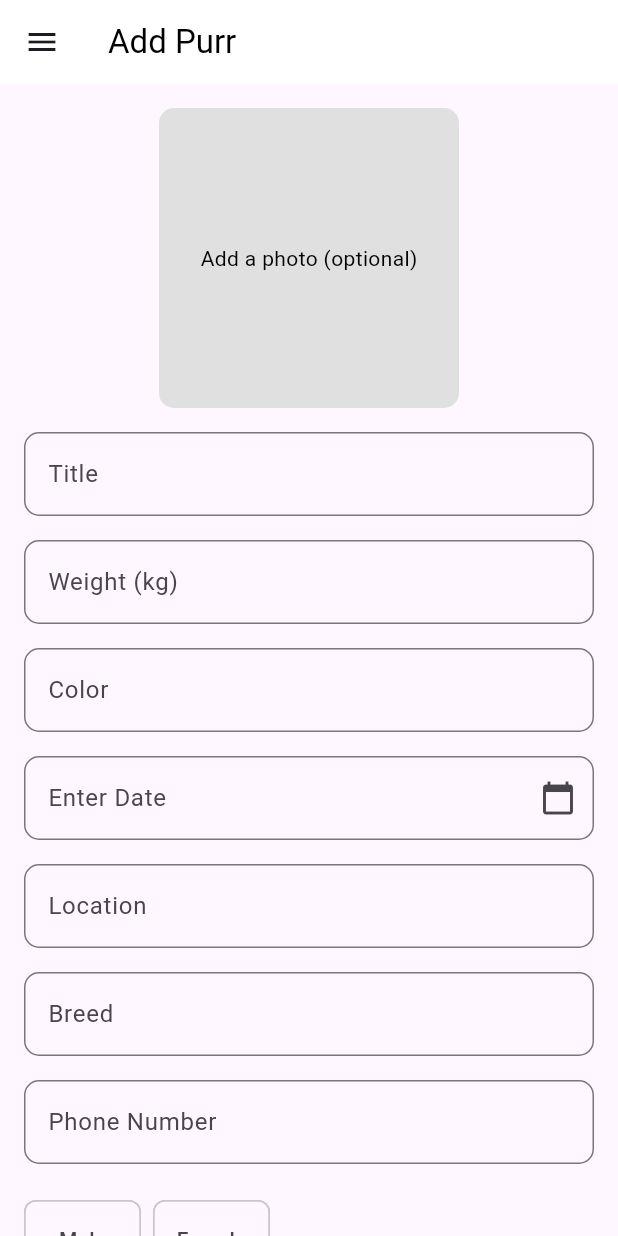
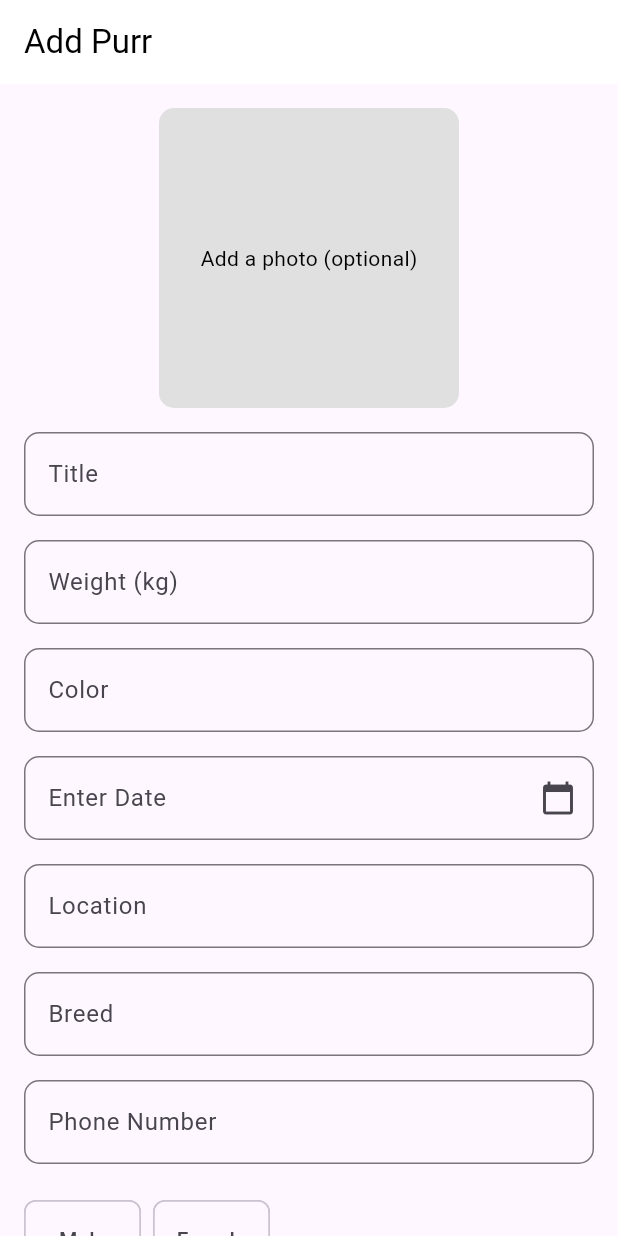
Before and after one commit to Norielqt/FinalPurrPatrol, a Flutter app: the MyForm screen opened directly, on a phone screen of 412 x 824 dp. Run offline on Flutter 3.47's test engine with Material 3 defaults, Android fonts, the phone set to English and light mode, and no system bars; our stand-ins replace cloud_firestore, firebase_auth, firebase_core, image_picker; accounts and stored records are empty; network calls fail.

Commit message:
remove drawers

```diff
--- a/lib/components/chronoroom_drawer.dart
+++ b/lib/components/chronoroom_drawer.dart
@@ -106,6 +106,8 @@ class _MyFormState extends State<MyForm> {
                 child: Text('OK'),
                 onPressed: () {
                   Navigator.of(context).pop();
+                  Navigator.of(context).pushReplacement(
+                      MaterialPageRoute(builder: (context) => const HomeScreen()));
                 },
               ),
             ],
@@ -156,50 +158,6 @@ class _MyFormState extends State<MyForm> {
           style: TextStyle(color: Colors.black,),
         ),
         backgroundColor:  Colors.white,
-      ),
-
-       drawer: Drawer(
-        child: Container(
-           color: Color(0xFFFFF96B),
-          child: ListView(
-            children: <Widget>[
-              Container(
-                height: 80,
-                padding: const EdgeInsets.all(20.0),
-                decoration: const BoxDecoration(
-                   color: Color(0xFFFFF96B),
-                ),
-                child: const Text(
-                  'Purr Patrol',
-                  style: TextStyle(
-                    color: Colors.black,
-                    fontSize: 20,
-                  ),
-                ),
-              ),
-              _buildHoverableDrawerItem('Home', Icons.home, () {
-                Navigator.pop(context);
-                Navigator.push(
-                    context, MaterialPageRoute(builder: (context) => const HomeScreen()));
-              }),
-              _buildHoverableDrawerItem('AddPurr', Icons.access_time, () {
-                Navigator.pop(context);
-                Navigator.push(
-                    context, MaterialPageRoute(builder: (context) => const AddPurr()));
-              }),
-              _buildHoverableDrawerItem('My Reports', Icons.chat, () {
-                Navigator.pop(context);
-                Navigator.push(
-                    context, MaterialPageRoute(builder: (context) => const MyListPage()));
-              }),
-              _buildHoverableDrawerItem('Logout', Icons.exit_to_app, () {
-                Navigator.pop(context);
-                Navigator.push(
-                    context, MaterialPageRoute(builder: (context) => const LoginPage()));
-              }),
-            ],
-          ),
-        ),
       ),
    body: SingleChildScrollView(
         child: Padding(
@@ -388,26 +346,6 @@ class _MyFormState extends State<MyForm> {
   }
 
 
-  Widget _buildHoverableDrawerItem(String title, IconData icon, VoidCallback onTap) {
-  return MouseRegion(
-    cursor: SystemMouseCursors.click,
-    child: InkWell(
-      onTap: onTap,
-      child: Container(
-        color: Colors.transparent,
-        child: ListTile(
-          title: Row(
-            children: [
-              Icon(icon, color: Colors.black,),
-              const SizedBox(width: 16),
-              Text(title, style: const TextStyle(color: Colors.black,)),
-            ],
-          ),
-        ),
-      ),
-    ),
-  );
-}
 
   void _selectTab(int index) {
     setState(() {
```
Also changed, not shown: lib/components/home_drawer.dart (+33 -87 lines).
